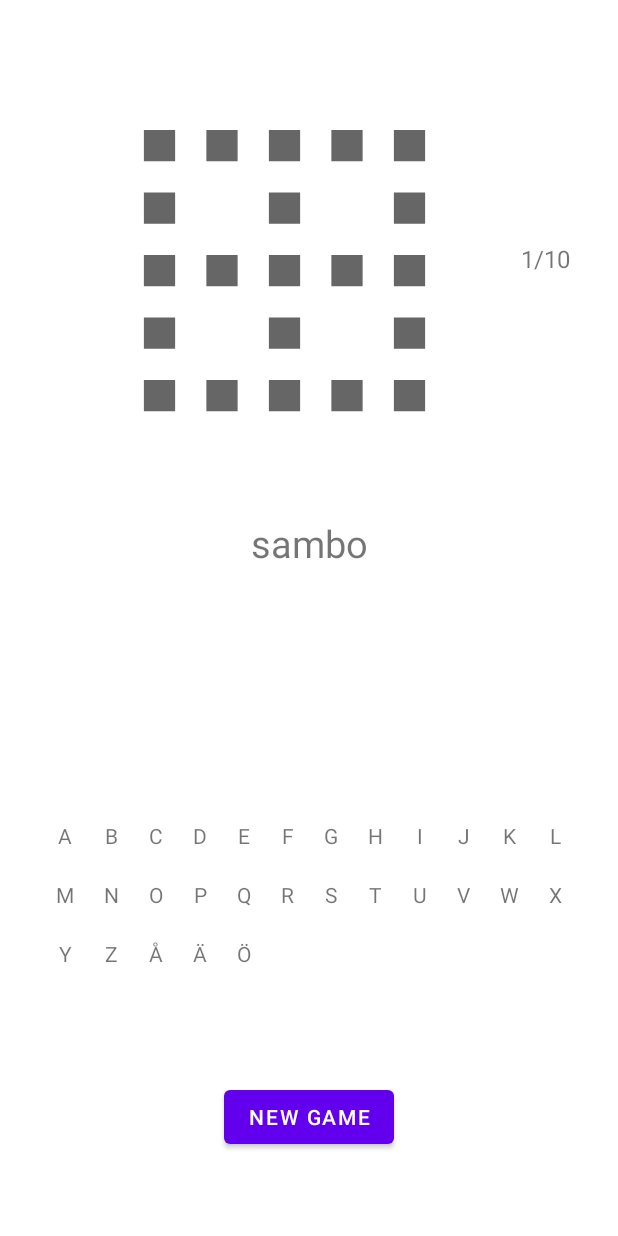
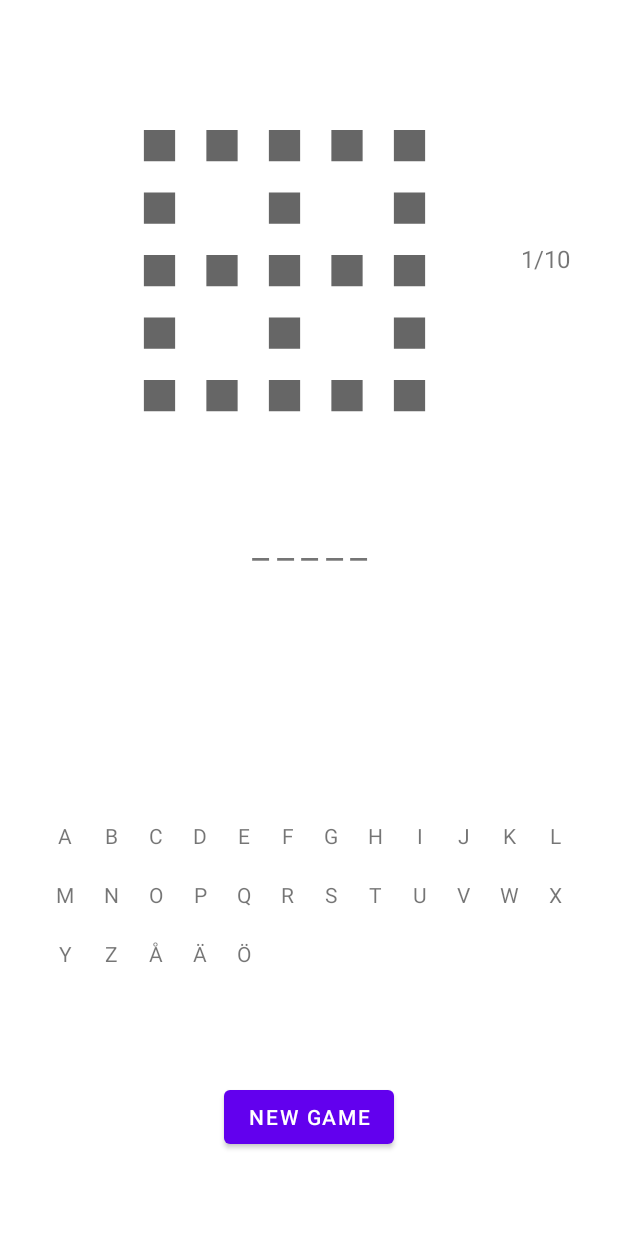
Before and after one commit to pernillaTherese/pernillasHangman, an Android app: the PlayActivity screen opened directly, with no data from a screen before it, on a phone screen of 412 x 824 dp. Run offline under Robolectric (Android 15) with nearby library versions, the phone set to English and light mode, and no system bars.

Commit message:
underscored word

```diff
--- a/app/src/main/java/com/pernillatherese/hangman/PlayActivity.java
+++ b/app/src/main/java/com/pernillatherese/hangman/PlayActivity.java
@@ -23,6 +23,7 @@ public class PlayActivity extends AppCompatActivity {
     //vars
     AnimationDrawable firstAnimation;
     String selectedWord;
+    String underscoredWord;
 
     //views - buttons
     ImageView animView;
@@ -45,7 +46,7 @@ public class PlayActivity extends AppCompatActivity {
 
         //get random word
         randomWord();
-        correctWordTV.setText(selectedWord);
+        correctWordTV.setText(underscoredWord);
 
         //Animation //TODO: Make it play when guess is wrong
         animView.setBackgroundResource(R.drawable.first_animation);
@@ -82,6 +83,13 @@ public class PlayActivity extends AppCompatActivity {
             Random rand = new Random();
             selectedWord = words.get(rand.nextInt(words.size()));
 
+            //make word show only underscores
+            StringBuilder sb = new StringBuilder();
+            for (int i = 0; i<selectedWord.length(); i++) {
+                sb.append("_");
+            }
+            underscoredWord = sb.toString();
+
         } catch (IOException e) {
             e.printStackTrace();
         }
--- a/app/src/main/res/layout/activity_play.xml
+++ b/app/src/main/res/layout/activity_play.xml
@@ -34,8 +34,9 @@
 
     <TextView
         android:id="@+id/correct_word_txt"
-        android:text="_ _ ABCD _ _ _ _ _ "
+        android:text="WORD"
         android:textSize="25sp"
+        android:letterSpacing="0.2"
         android:textAlignment="center"
         android:layout_width="match_parent"
         android:layout_height="wrap_content"
```
